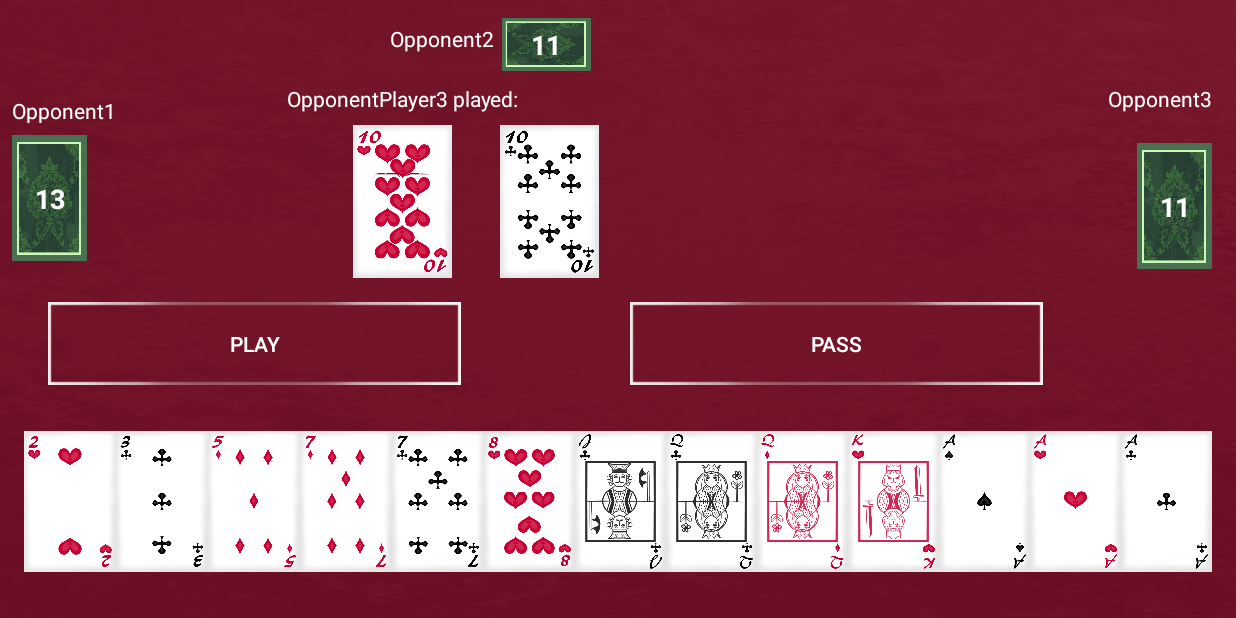
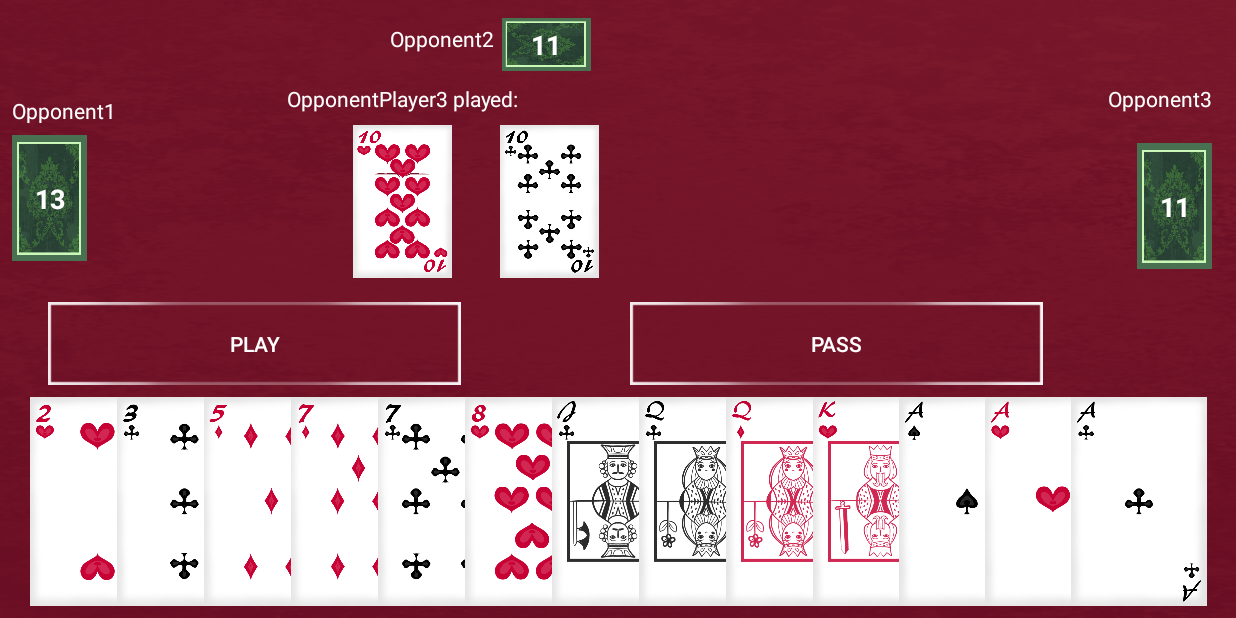
Before and after one commit to wagner-daniel94/Arschloch, an Android app: the GameActivity screen opened directly, with no data from a screen before it, on a phone screen of 824 x 412 dp (held sideways). Run offline under Robolectric (Android 15) with nearby library versions, the phone set to English and light mode, and no system bars.

Commit message:
Irgendein Kommentar

```diff
--- a/app/src/main/res/layout/activity_game.xml
+++ b/app/src/main/res/layout/activity_game.xml
@@ -50,7 +50,7 @@
                 android:id="@+id/card2"
                 android:layout_width="wrap_content"
                 android:layout_height="match_parent"
-                android:layout_marginLeft="0dp"
+                android:layout_marginLeft="-40dp"
                 android:layout_toEndOf="@id/card1"
                 android:layout_weight="1"
                 android:onClick="markCard"
@@ -61,7 +61,7 @@
                 android:id="@+id/card3"
                 android:layout_width="wrap_content"
                 android:layout_height="match_parent"
-                android:layout_marginLeft="0dp"
+                android:layout_marginLeft="-40dp"
                 android:layout_toEndOf="@id/card2"
                 android:layout_weight="1"
                 android:onClick="markCard"
@@ -71,7 +71,7 @@
                 android:id="@+id/card4"
                 android:layout_width="wrap_content"
                 android:layout_height="match_parent"
-                android:layout_marginLeft="0dp"
+                android:layout_marginLeft="-40dp"
                 android:layout_toEndOf="@id/card3"
                 android:layout_weight="1"
                 android:onClick="markCard"
@@ -81,7 +81,7 @@
                 android:id="@+id/card5"
                 android:layout_width="wrap_content"
                 android:layout_height="match_parent"
-                android:layout_marginLeft="0dp"
+                android:layout_marginLeft="-40dp"
                 android:layout_toEndOf="@id/card4"
                 android:layout_weight="1"
                 android:onClick="markCard"
@@ -91,7 +91,7 @@
                 android:id="@+id/card6"
                 android:layout_width="wrap_content"
                 android:layout_height="match_parent"
-                android:layout_marginLeft="0dp"
+                android:layout_marginLeft="-40dp"
                 android:layout_toEndOf="@id/card5"
                 android:layout_weight="1"
                 android:onClick="markCard"
@@ -101,7 +101,7 @@
                 android:id="@+id/card7"
                 android:layout_width="wrap_content"
                 android:layout_height="match_parent"
-                android:layout_marginLeft="0dp"
+                android:layout_marginLeft="-40dp"
                 android:layout_toEndOf="@id/card6"
                 android:layout_weight="1"
                 android:onClick="markCard"
@@ -111,7 +111,7 @@
                 android:id="@+id/card8"
                 android:layout_width="wrap_content"
                 android:layout_height="match_parent"
-                android:layout_marginLeft="0dp"
+                android:layout_marginLeft="-40dp"
                 android:layout_toEndOf="@id/card7"
                 android:layout_weight="1"
                 android:onClick="markCard"
@@ -121,7 +121,7 @@
                 android:id="@+id/card9"
                 android:layout_width="wrap_content"
                 android:layout_height="match_parent"
-                android:layout_marginLeft="0dp"
+                android:layout_marginLeft="-40dp"
                 android:layout_toEndOf="@id/card8"
                 android:layout_weight="1"
                 android:onClick="markCard"
@@ -131,7 +131,7 @@
                 android:id="@+id/card10"
                 android:layout_width="wrap_content"
                 android:layout_height="match_parent"
-                android:layout_marginLeft="0dp"
+                android:layout_marginLeft="-40dp"
                 android:layout_toEndOf="@id/card9"
                 android:layout_weight="1"
                 android:onClick="markCard"
@@ -141,7 +141,7 @@
                 android:id="@+id/card11"
                 android:layout_width="wrap_content"
                 android:layout_height="match_parent"
-                android:layout_marginLeft="0dp"
+                android:layout_marginLeft="-40dp"
                 android:layout_toEndOf="@id/card10"
                 android:layout_weight="1"
                 android:onClick="markCard"
@@ -151,7 +151,7 @@
                 android:id="@+id/card12"
                 android:layout_width="wrap_content"
                 android:layout_height="match_parent"
-                android:layout_marginLeft="0dp"
+                android:layout_marginLeft="-40dp"
                 android:layout_toEndOf="@id/card11"
                 android:layout_weight="1"
                 android:onClick="markCard"
@@ -161,7 +161,7 @@
                 android:id="@+id/card13"
                 android:layout_width="wrap_content"
                 android:layout_height="match_parent"
-                android:layout_marginLeft="0dp"
+                android:layout_marginLeft="-40dp"
                 android:layout_toEndOf="@id/card12"
                 android:layout_weight="1"
                 android:onClick="markCard"
```
